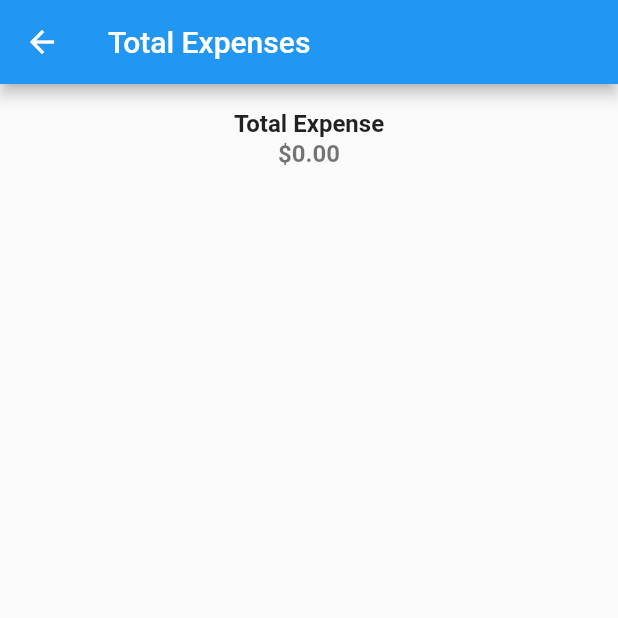
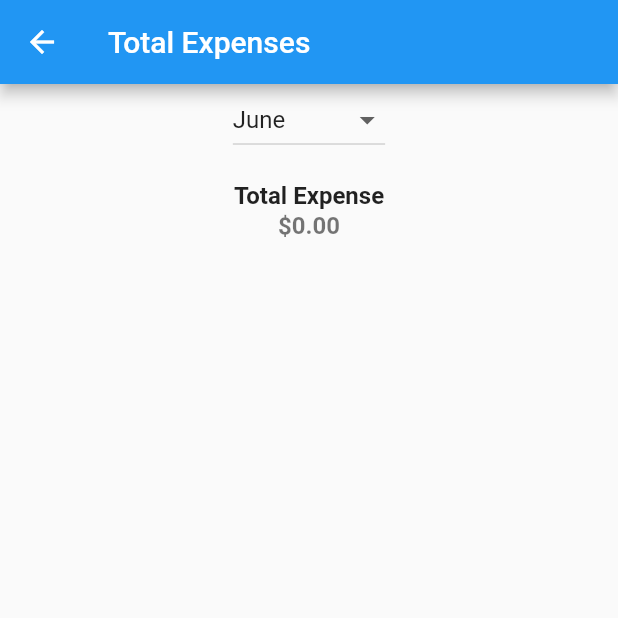
Before and after one commit to ulascancmgl/expenser, a Flutter app: the screen it shows after launch, after a tap on "Total Expense", on a phone screen of 412 x 824 dp, the top half of it. Run offline on Flutter 3.47's test engine with Material 2 defaults, Android fonts, the phone set to English and light mode, and no system bars; our stand-ins replace shared_preferences, syncfusion_flutter_charts.

Commit message:
added month option to expenses

```diff
--- a/lib/total_expense.dart
+++ b/lib/total_expense.dart
@@ -9,8 +9,11 @@ class TotalExpensePage extends StatefulWidget {
 }
 
 class _TotalExpensePageState extends State<TotalExpensePage> {
-  List<ExpenseItem> expenses = [];
+  List<ExpenseItem> allExpenses = []; // Store all expenses
+  List<ExpenseItem> filteredExpenses = []; // Store filtered expenses
   double totalExpense = 0.0;
+  int selectedMonth =
+      DateTime.now().month; // Initially set to the current month
 
   @override
   void initState() {
@@ -24,18 +27,38 @@ class _TotalExpensePageState extends State<TotalExpensePage> {
       appBar: AppBar(
         title: Text('Total Expenses'),
       ),
-      body: ListView.builder(
-        itemCount: expenses.length + 1, // Add 1 for the "Total Expense" item
+      body: Column(
+        children: [
+          DropdownButton<int>(
+            value: selectedMonth,
+            onChanged: (newValue) {
+              setState(() {
+                selectedMonth = newValue!;
+                filterExpensesByMonth();
+              });
+            },
+            items: [
+              for (int month = 1; month <= 12; month++)
+                DropdownMenuItem<int>(
+                  value: month,
+                  child: Text(getMonthName(month)),
+                ),
+            ],
+          ),
+          Expanded(
+            child: ListView.builder(
+              itemCount: filteredExpenses.length +
+                  1, // Add 1 for the "Total Expense" item
               itemBuilder: (context, index) {
-          if (index < expenses.length) {
+                if (index < filteredExpenses.length) {
                   // Display expense items
                   return ListTile(
-              title: Text(expenses[index].expenseType),
+                    title: Text(filteredExpenses[index].expenseType),
                     subtitle: Text(
-                'Amount: \$${expenses[index].amount.toStringAsFixed(2)}\nDate: ${expenses[index].date}',
+                      'Amount: \$${filteredExpenses[index].amount.toStringAsFixed(2)}\nDate: ${filteredExpenses[index].date}',
                     ),
                   );
-          } else if (index == expenses.length) {
+                } else if (index == filteredExpenses.length) {
                   // Display "Total Expense" item
                   return ListTile(
                     title: Center(
@@ -63,6 +86,9 @@ class _TotalExpensePageState extends State<TotalExpensePage> {
                 }
               },
             ),
+          ),
+        ],
+      ),
     );
   }
 
@@ -75,16 +101,60 @@ class _TotalExpensePageState extends State<TotalExpensePage> {
         return ExpenseItem.fromJson(encodedExpense);
       }).toList();
 
-      double sum = 0.0; // Initialize the sum
+      setState(() {
+        allExpenses = loadedExpenses;
+        filterExpensesByMonth();
+      });
+    }
+  }
 
-      for (var expense in loadedExpenses) {
-        sum += expense.amount; // Add each expense amount to the sum
+  void filterExpensesByMonth() {
+    filteredExpenses = allExpenses.where((expense) {
+      DateTime expenseDate = DateTime.parse(expense.date.substring(3) +
+          "-" +
+          expense.date.substring(0, 2) +
+          "-01");
+      return expenseDate.month == selectedMonth;
+    }).toList();
+
+    double sum = 0.0;
+    for (var expense in filteredExpenses) {
+      sum += expense.amount;
     }
 
     setState(() {
-        expenses = loadedExpenses;
-        totalExpense = sum; // Assign the calculated sum to totalExpense
+      totalExpense = sum;
     });
+  }
+
+  String getMonthName(int month) {
+    switch (month) {
+      case 1:
+        return 'January';
+      case 2:
+        return 'February';
+      case 3:
+        return 'March';
+      case 4:
+        return 'April';
+      case 5:
+        return 'May';
+      case 6:
+        return 'June';
+      case 7:
+        return 'July';
+      case 8:
+        return 'August';
+      case 9:
+        return 'September';
+      case 10:
+        return 'October';
+      case 11:
+        return 'November';
+      case 12:
+        return 'December';
+      default:
+        return '';
     }
   }
 }
```
Lines whose indentation alone changed are shown as unchanged.
